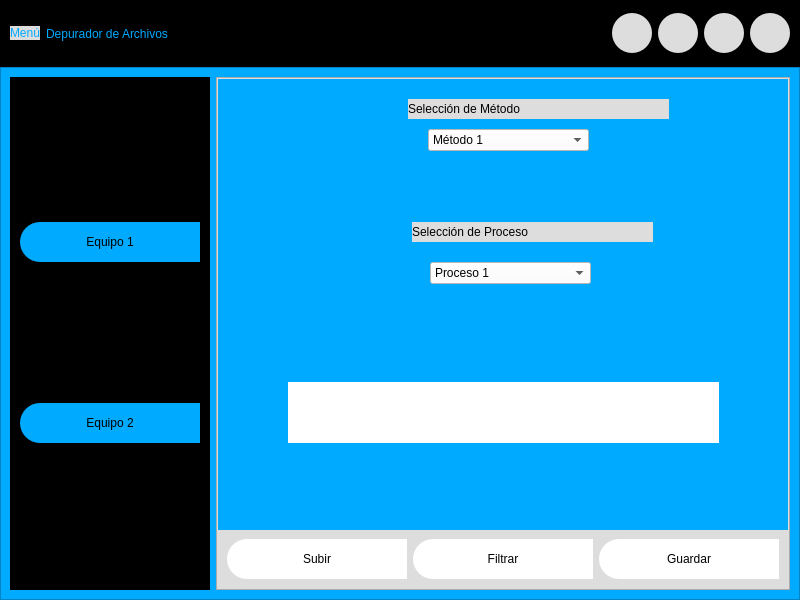
First picture: the form in PythonApplication1/interfaz2.ui, repository dario-1/interfaz2, before the edit.
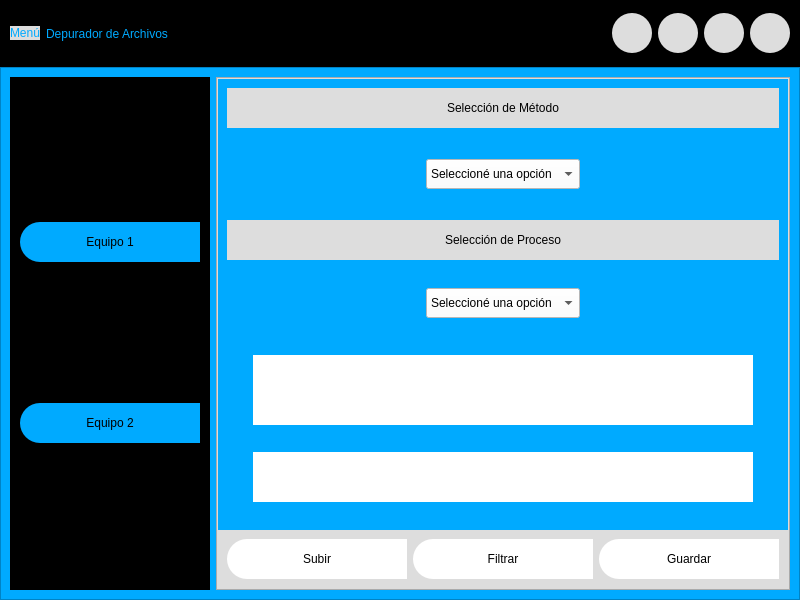
Second picture: the form after the edit. The open tabs and pages were chosen to show the change. Icons and pictures are not drawn.

Commit message: seleccion procesos

The edit to the form file:
```diff
--- a/PythonApplication1/interfaz2.ui
+++ b/PythonApplication1/interfaz2.ui
@@ -392,7 +392,7 @@
               </property>
               <item>
                <widget class="QWidget" name="widget" native="true">
-                <layout class="QVBoxLayout" name="verticalLayout_4" stretch="3,8">
+                <layout class="QVBoxLayout" name="verticalLayout_4" stretch="3">
                  <property name="spacing">
                   <number>0</number>
                  </property>
@@ -410,14 +410,14 @@
                  </property>
                  <item>
                   <widget class="QWidget" name="widget_3" native="true">
+                   <layout class="QVBoxLayout" name="verticalLayout_8">
+                    <item>
                    <widget class="QLabel" name="label_2">
-                    <property name="geometry">
-                     <rect>
-                      <x>190</x>
-                      <y>20</y>
-                      <width>261</width>
-                      <height>20</height>
-                     </rect>
+                      <property name="maximumSize">
+                       <size>
+                        <width>16777215</width>
+                        <height>40</height>
+                       </size>
                     </property>
                     <property name="styleSheet">
                      <string notr="true">font:87 12pt &quot;Arial Black&quot;;
@@ -426,21 +426,54 @@
                     <property name="text">
                      <string>Selección de Método</string>
                     </property>
-                   </widget>
+                      <property name="alignment">
+                       <set>Qt::AlignCenter</set>
+                      </property>
+                     </widget>
+                    </item>
+                    <item>
+                     <widget class="QWidget" name="widget_7" native="true">
+                      <property name="maximumSize">
+                       <size>
+                        <width>16777215</width>
+                        <height>80</height>
+                       </size>
+                      </property>
+                      <layout class="QHBoxLayout" name="horizontalLayout_5">
+                       <item>
+                        <spacer name="horizontalSpacer_2">
+                         <property name="orientation">
+                          <enum>Qt::Horizontal</enum>
+                         </property>
+                         <property name="sizeHint" stdset="0">
+                          <size>
+                           <width>159</width>
+                           <height>20</height>
+                          </size>
+                         </property>
+                        </spacer>
+                       </item>
+                       <item>
                    <widget class="QComboBox" name="metodo1">
-                    <property name="geometry">
-                     <rect>
-                      <x>210</x>
-                      <y>50</y>
-                      <width>161</width>
-                      <height>22</height>
-                     </rect>
+                         <property name="maximumSize">
+                          <size>
+                           <width>200</width>
+                           <height>30</height>
+                          </size>
+                         </property>
+                         <property name="cursor">
+                          <cursorShape>PointingHandCursor</cursorShape>
                     </property>
                     <property name="styleSheet">
                      <string notr="true">background-color: rgb(255, 255, 255);
 font: 87 7pt &quot;Arial Black&quot;;
 </string>
                     </property>
+                         <item>
+                          <property name="text">
+                           <string>Seleccioné una opción</string>
+                          </property>
+                         </item>
                     <item>
                      <property name="text">
                       <string>Método 1</string>
@@ -452,18 +485,48 @@
                      </property>
                     </item>
                    </widget>
+                       </item>
+                       <item>
+                        <spacer name="horizontalSpacer_3">
+                         <property name="orientation">
+                          <enum>Qt::Horizontal</enum>
+                         </property>
+                         <property name="sizeHint" stdset="0">
+                          <size>
+                           <width>159</width>
+                           <height>20</height>
+                          </size>
+                         </property>
+                        </spacer>
+                       </item>
+                      </layout>
                   </widget>
                  </item>
                  <item>
                   <widget class="QWidget" name="widget_4" native="true">
+                      <layout class="QVBoxLayout" name="verticalLayout_9">
+                       <property name="spacing">
+                        <number>0</number>
+                       </property>
+                       <property name="leftMargin">
+                        <number>0</number>
+                       </property>
+                       <property name="topMargin">
+                        <number>0</number>
+                       </property>
+                       <property name="rightMargin">
+                        <number>0</number>
+                       </property>
+                       <property name="bottomMargin">
+                        <number>0</number>
+                       </property>
+                       <item>
                    <widget class="QLabel" name="label_3">
-                    <property name="geometry">
-                     <rect>
-                      <x>194</x>
-                      <y>20</y>
-                      <width>241</width>
-                      <height>20</height>
-                     </rect>
+                         <property name="maximumSize">
+                          <size>
+                           <width>16777215</width>
+                           <height>40</height>
+                          </size>
                     </property>
                     <property name="styleSheet">
                      <string notr="true">font:87 12pt &quot;Arial Black&quot;;
@@ -472,21 +535,60 @@
                     <property name="text">
                      <string>Selección de Proceso</string>
                     </property>
-                   </widget>
+                         <property name="alignment">
+                          <set>Qt::AlignCenter</set>
+                         </property>
+                        </widget>
+                       </item>
+                       <item>
+                        <widget class="QWidget" name="widget_9" native="true">
+                         <layout class="QHBoxLayout" name="horizontalLayout_6">
+                          <property name="leftMargin">
+                           <number>0</number>
+                          </property>
+                          <property name="topMargin">
+                           <number>0</number>
+                          </property>
+                          <property name="rightMargin">
+                           <number>0</number>
+                          </property>
+                          <property name="bottomMargin">
+                           <number>0</number>
+                          </property>
+                          <item>
+                           <spacer name="horizontalSpacer_5">
+                            <property name="orientation">
+                             <enum>Qt::Horizontal</enum>
+                            </property>
+                            <property name="sizeHint" stdset="0">
+                             <size>
+                              <width>170</width>
+                              <height>20</height>
+                             </size>
+                            </property>
+                           </spacer>
+                          </item>
+                          <item>
                    <widget class="QComboBox" name="proceso1">
-                    <property name="geometry">
-                     <rect>
-                      <x>212</x>
-                      <y>60</y>
-                      <width>161</width>
-                      <height>22</height>
-                     </rect>
+                            <property name="maximumSize">
+                             <size>
+                              <width>200</width>
+                              <height>30</height>
+                             </size>
+                            </property>
+                            <property name="cursor">
+                             <cursorShape>PointingHandCursor</cursorShape>
                     </property>
                     <property name="styleSheet">
                      <string notr="true">background-color: rgb(255, 255, 255);
 font: 87 7pt &quot;Arial Black&quot;;
 </string>
                     </property>
+                            <item>
+                             <property name="text">
+                              <string>Seleccioné una opción</string>
+                             </property>
+                            </item>
                     <item>
                      <property name="text">
                       <string>Proceso 1</string>
@@ -548,14 +650,135 @@
                      </property>
                     </item>
                    </widget>
+                          </item>
+                          <item>
+                           <spacer name="horizontalSpacer_4">
+                            <property name="orientation">
+                             <enum>Qt::Horizontal</enum>
+                            </property>
+                            <property name="sizeHint" stdset="0">
+                             <size>
+                              <width>170</width>
+                              <height>20</height>
+                             </size>
+                            </property>
+                           </spacer>
+                          </item>
+                         </layout>
+                        </widget>
+                       </item>
+                       <item>
+                        <widget class="QWidget" name="widget_10" native="true">
+                         <layout class="QHBoxLayout" name="horizontalLayout_7">
+                          <property name="leftMargin">
+                           <number>0</number>
+                          </property>
+                          <property name="topMargin">
+                           <number>0</number>
+                          </property>
+                          <property name="rightMargin">
+                           <number>0</number>
+                          </property>
+                          <property name="bottomMargin">
+                           <number>0</number>
+                          </property>
+                          <item>
+                           <spacer name="horizontalSpacer_7">
+                            <property name="orientation">
+                             <enum>Qt::Horizontal</enum>
+                            </property>
+                            <property name="sizeHint" stdset="0">
+                             <size>
+                              <width>11</width>
+                              <height>20</height>
+                             </size>
+                            </property>
+                           </spacer>
+                          </item>
+                          <item>
+                           <widget class="QLabel" name="label_7">
+                            <property name="minimumSize">
+                             <size>
+                              <width>500</width>
+                              <height>70</height>
+                             </size>
+                            </property>
+                            <property name="maximumSize">
+                             <size>
+                              <width>500</width>
+                              <height>70</height>
+                             </size>
+                            </property>
+                            <property name="styleSheet">
+                             <string notr="true">font: 87 10pt &quot;Arial Black&quot;;
+background-color: rgb(255, 255, 255);
+color: rgb(0, 0, 0);</string>
+                            </property>
+                            <property name="text">
+                             <string/>
+                            </property>
+                            <property name="alignment">
+                             <set>Qt::AlignCenter</set>
+                            </property>
+                           </widget>
+                          </item>
+                          <item>
+                           <spacer name="horizontalSpacer_6">
+                            <property name="orientation">
+                             <enum>Qt::Horizontal</enum>
+                            </property>
+                            <property name="sizeHint" stdset="0">
+                             <size>
+                              <width>12</width>
+                              <height>20</height>
+                             </size>
+                            </property>
+                           </spacer>
+                          </item>
+                         </layout>
+                        </widget>
+                       </item>
+                       <item>
+                        <widget class="QWidget" name="widget_11" native="true">
+                         <layout class="QHBoxLayout" name="horizontalLayout_8">
+                          <property name="leftMargin">
+                           <number>0</number>
+                          </property>
+                          <property name="topMargin">
+                           <number>0</number>
+                          </property>
+                          <property name="rightMargin">
+                           <number>0</number>
+                          </property>
+                          <property name="bottomMargin">
+                           <number>0</number>
+                          </property>
+                          <item>
+                           <spacer name="horizontalSpacer_9">
+                            <property name="orientation">
+                             <enum>Qt::Horizontal</enum>
+                            </property>
+                            <property name="sizeHint" stdset="0">
+                             <size>
+                              <width>11</width>
+                              <height>20</height>
+                             </size>
+                            </property>
+                           </spacer>
+                          </item>
+                          <item>
                    <widget class="QLabel" name="label_4">
-                    <property name="geometry">
-                     <rect>
-                      <x>70</x>
-                      <y>180</y>
-                      <width>431</width>
-                      <height>61</height>
-                     </rect>
+                            <property name="minimumSize">
+                             <size>
+                              <width>500</width>
+                              <height>50</height>
+                             </size>
+                            </property>
+                            <property name="maximumSize">
+                             <size>
+                              <width>500</width>
+                              <height>50</height>
+                             </size>
                     </property>
                     <property name="styleSheet">
                      <string notr="true">font:87 12pt &quot;Arial Black&quot;;
@@ -569,6 +792,27 @@
                      <set>Qt::AlignCenter</set>
                     </property>
                    </widget>
+                          </item>
+                          <item>
+                           <spacer name="horizontalSpacer_8">
+                            <property name="orientation">
+                             <enum>Qt::Horizontal</enum>
+                            </property>
+                            <property name="sizeHint" stdset="0">
+                             <size>
+                              <width>12</width>
+                              <height>20</height>
+                             </size>
+                            </property>
+                           </spacer>
+                          </item>
+                         </layout>
+                        </widget>
+                       </item>
+                      </layout>
+                     </widget>
+                    </item>
+                   </layout>
                   </widget>
                  </item>
                 </layout>
```
Left out of the diff: 10 changed lines with no effect on the pictures. Lines whose indentation alone changed are shown as unchanged. The commit also changes 7 other files.
